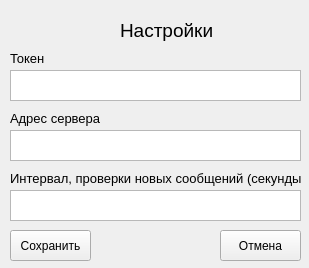
Qt form UI/setting.ui (M2V0A02/gitart) before a commit.
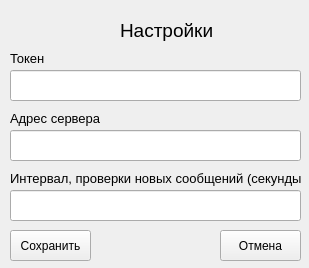
The same form after that commit. Icons and pictures are not drawn.

Commit message: Заменил textEdit на lineEdit.

```diff
--- a/UI/setting.ui
+++ b/UI/setting.ui
@@ -78,26 +78,6 @@
      <string>Токен</string>
     </property>
    </widget>
-   <widget class="QTextEdit" name="textEdit">
-    <property name="geometry">
-     <rect>
-      <x>10</x>
-      <y>70</y>
-      <width>291</width>
-      <height>31</height>
-     </rect>
-    </property>
-   </widget>
-   <widget class="QTextEdit" name="textEdit_2">
-    <property name="geometry">
-     <rect>
-      <x>10</x>
-      <y>130</y>
-      <width>291</width>
-      <height>31</height>
-     </rect>
-    </property>
-   </widget>
    <widget class="QLabel" name="label_2">
     <property name="geometry">
      <rect>
@@ -116,23 +96,6 @@
      <string>Адрес сервера</string>
     </property>
    </widget>
-   <widget class="QTextEdit" name="textEdit_3">
-    <property name="geometry">
-     <rect>
-      <x>10</x>
-      <y>190</y>
-      <width>291</width>
-      <height>31</height>
-     </rect>
-    </property>
-    <property name="html">
-     <string>&lt;!DOCTYPE HTML PUBLIC &quot;-//W3C//DTD HTML 4.0//EN&quot; &quot;http://www.w3.org/TR/REC-html40/strict.dtd&quot;&gt;
-&lt;html&gt;&lt;head&gt;&lt;meta name=&quot;qrichtext&quot; content=&quot;1&quot; /&gt;&lt;style type=&quot;text/css&quot;&gt;
-p, li { white-space: pre-wrap; }
-&lt;/style&gt;&lt;/head&gt;&lt;body style=&quot; font-family:'MS Shell Dlg 2'; font-size:8.25pt; font-weight:400; font-style:normal;&quot;&gt;
-&lt;p style=&quot;-qt-paragraph-type:empty; margin-top:0px; margin-bottom:0px; margin-left:0px; margin-right:0px; -qt-block-indent:0; text-indent:0px; font-size:8pt;&quot;&gt;&lt;br /&gt;&lt;/p&gt;&lt;/body&gt;&lt;/html&gt;</string>
-    </property>
-   </widget>
    <widget class="QLabel" name="label_3">
     <property name="geometry">
      <rect>
@@ -201,6 +164,36 @@
      <string>Настройки</string>
     </property>
    </widget>
+   <widget class="QLineEdit" name="lineEdit">
+    <property name="geometry">
+     <rect>
+      <x>10</x>
+      <y>70</y>
+      <width>291</width>
+      <height>31</height>
+     </rect>
+    </property>
+   </widget>
+   <widget class="QLineEdit" name="lineEdit_2">
+    <property name="geometry">
+     <rect>
+      <x>10</x>
+      <y>130</y>
+      <width>291</width>
+      <height>31</height>
+     </rect>
+    </property>
+   </widget>
+   <widget class="QLineEdit" name="lineEdit_3">
+    <property name="geometry">
+     <rect>
+      <x>10</x>
+      <y>190</y>
+      <width>291</width>
+      <height>31</height>
+     </rect>
+    </property>
+   </widget>
   </widget>
  </widget>
  <resources/>
```
Left out of the diff: 2 changed lines with no effect on the pictures. The commit also changes 1 other file.
